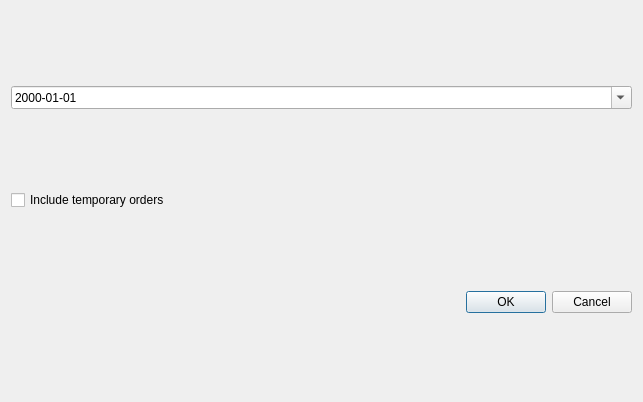
Qt form date_filter_dialog_base.ui (tlh22/TOMs) before a commit.
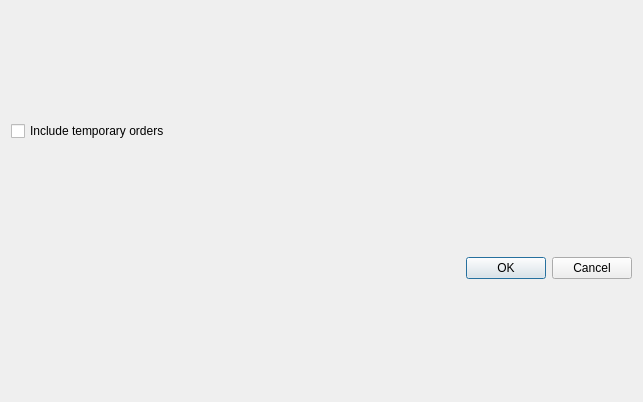
The same form after that commit.

The edit to the form file:
```diff
--- a/date_filter_dialog_base.ui
+++ b/date_filter_dialog_base.ui
@@ -15,23 +15,13 @@
   </property>
   <layout class="QGridLayout" name="gridLayout">
    <item row="0" column="0">
-    <widget class="QDateEdit" name="filterDate">
-     <property name="displayFormat">
-      <string>yyyy-MM-dd</string>
-     </property>
-     <property name="calendarPopup">
-      <bool>true</bool>
-     </property>
-    </widget>
-   </item>
-   <item row="1" column="0">
     <widget class="QCheckBox" name="includeTempOrders">
      <property name="text">
       <string>Include temporary orders</string>
      </property>
     </widget>
    </item>
-   <item row="2" column="0">
+   <item row="1" column="0">
     <widget class="QDialogButtonBox" name="button_box">
      <property name="orientation">
       <enum>Qt::Horizontal</enum>
```
